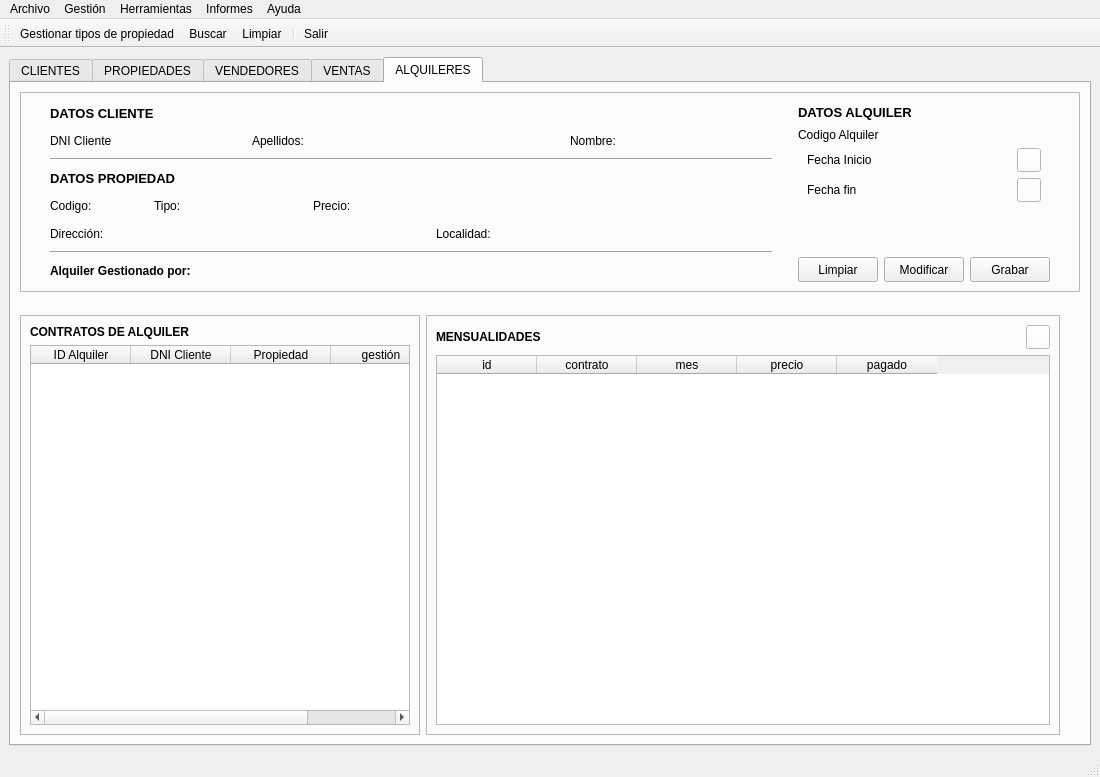
Old version of the form templates/venPrincipal.ui in the repository BuaTeijeiro/ProyectoDI.
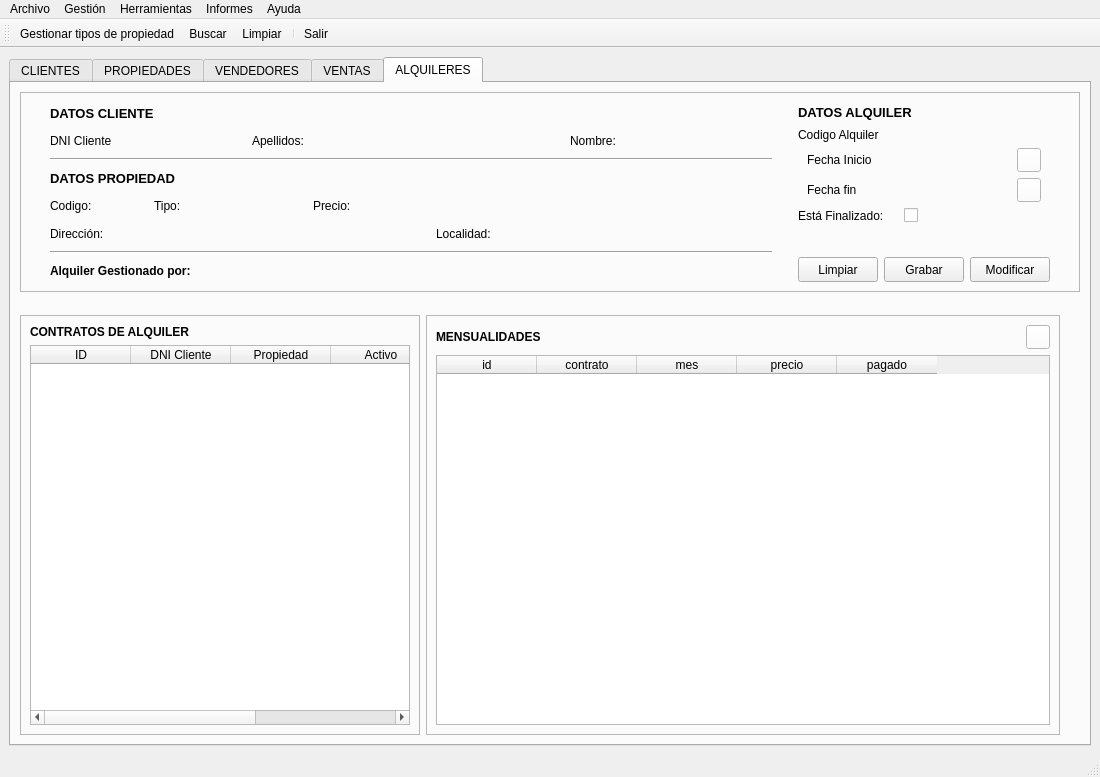
New version of the form. Icons and pictures are not drawn.

```diff
--- a/templates/venPrincipal.ui
+++ b/templates/venPrincipal.ui
@@ -5948,6 +5948,36 @@
                  </item>
                 </layout>
                </item>
+               <item>
+                <layout class="QHBoxLayout" name="horizontalLayout_151">
+                 <item>
+                  <widget class="QLabel" name="label_107">
+                   <property name="minimumSize">
+                    <size>
+                     <width>100</width>
+                     <height>0</height>
+                    </size>
+                   </property>
+                   <property name="maximumSize">
+                    <size>
+                     <width>100</width>
+                     <height>16777215</height>
+                    </size>
+                   </property>
+                   <property name="text">
+                    <string>Está Finalizado:</string>
+                   </property>
+                  </widget>
+                 </item>
+                 <item>
+                  <widget class="QCheckBox" name="chkFinalizado">
+                   <property name="text">
+                    <string/>
+                   </property>
+                  </widget>
+                 </item>
+                </layout>
+               </item>
                <item>
                 <spacer name="verticalSpacer_31">
                  <property name="orientation">
@@ -5998,25 +6028,6 @@
                    </property>
                   </spacer>
                  </item>
-                 <item>
-                  <widget class="QPushButton" name="btnModificarAlquiler">
-                   <property name="minimumSize">
-                    <size>
-                     <width>80</width>
-                     <height>25</height>
-                    </size>
-                   </property>
-                   <property name="maximumSize">
-                    <size>
-                     <width>80</width>
-                     <height>25</height>
-                    </size>
-                   </property>
-                   <property name="text">
-                    <string>Modificar</string>
-                   </property>
-                  </widget>
-                 </item>
                  <item>
                   <widget class="QPushButton" name="btnGrabarAlquiler">
                    <property name="minimumSize">
@@ -6036,6 +6047,25 @@
                    </property>
                   </widget>
                  </item>
+                 <item>
+                  <widget class="QPushButton" name="btnModificarAlquiler">
+                   <property name="minimumSize">
+                    <size>
+                     <width>80</width>
+                     <height>25</height>
+                    </size>
+                   </property>
+                   <property name="maximumSize">
+                    <size>
+                     <width>80</width>
+                     <height>25</height>
+                    </size>
+                   </property>
+                   <property name="text">
+                    <string>Modificar</string>
+                   </property>
+                  </widget>
+                 </item>
                 </layout>
                </item>
               </layout>
@@ -6139,7 +6169,7 @@
                  </attribute>
                  <column>
                   <property name="text">
-                   <string>ID Alquiler</string>
+                   <string>ID</string>
                   </property>
                  </column>
                  <column>
@@ -6154,7 +6184,12 @@
                  </column>
                  <column>
                   <property name="text">
-                   <string>gestión</string>
+                   <string>Activo</string>
+                  </property>
+                 </column>
+                 <column>
+                  <property name="text">
+                   <string>Gestión</string>
                   </property>
                  </column>
                 </widget>
```
